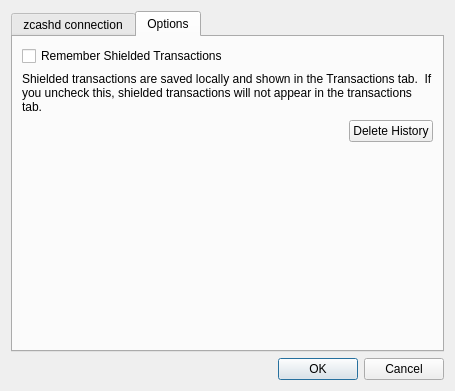
The window that src/settings.ui (z-bitcoinz/BitcoinZ_Blue) describes before a commit, drawn with Qt 5.
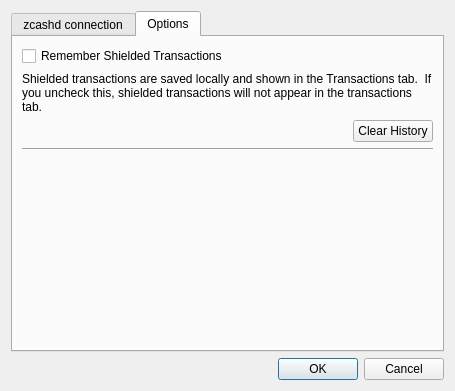
The same window after the commit.

The edit to the form file:
```diff
--- a/src/settings.ui
+++ b/src/settings.ui
@@ -165,7 +165,7 @@
        <item row="2" column="1">
         <widget class="QPushButton" name="btnClearSaved">
          <property name="text">
-          <string>Delete History</string>
+          <string>Clear History</string>
          </property>
         </widget>
        </item>
@@ -176,7 +176,7 @@
          </property>
         </widget>
        </item>
-       <item row="3" column="0" colspan="2">
+       <item row="4" column="0" colspan="2">
         <spacer name="verticalSpacer_2">
          <property name="orientation">
           <enum>Qt::Vertical</enum>
@@ -189,6 +189,13 @@
          </property>
         </spacer>
        </item>
+       <item row="3" column="0" colspan="2">
+        <widget class="Line" name="line_2">
+         <property name="orientation">
+          <enum>Qt::Horizontal</enum>
+         </property>
+        </widget>
+       </item>
       </layout>
      </widget>
     </widget>
```
